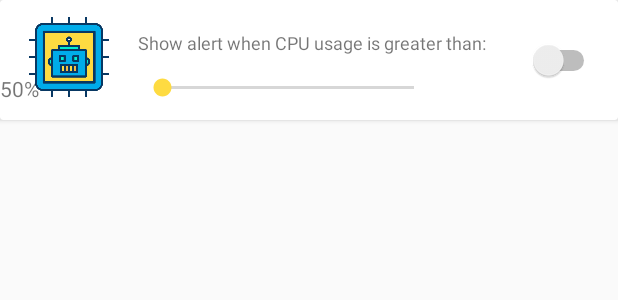
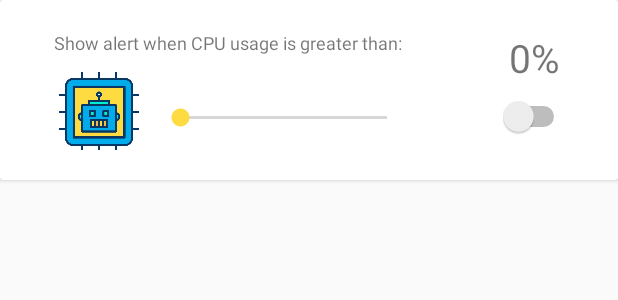
Before and after one commit to tomacco/datapuppy, an Android app: the layout row_notification.xml on its own in the app's theme, with its tools: preview values and no code run, on a phone screen of 412 x 824 dp. Shown: the top 300 px of the screen. Run offline under Robolectric (Android 15) with nearby library versions, the phone set to English and light mode, and no system bars.

Commit message:
- Notifications working. - UI improvements - stability bugfixes

```diff
--- a/app/src/main/java/co/tomac/datapuppy/NotificationsFragment.java
+++ b/app/src/main/java/co/tomac/datapuppy/NotificationsFragment.java
@@ -15,6 +15,7 @@ import butterknife.ButterKnife;
 
 public class NotificationsFragment extends Fragment {
 
+    public static final String FRAGMENT_TAG = "NOTIFICATION_FRAGMENT";
     @BindView(R.id.notificationsRecyclerView)
     RecyclerView notificationsRecyclerView;
     private LinearLayoutManager layoutManager;
@@ -49,6 +50,9 @@ public class NotificationsFragment extends Fragment {
         layoutManager = new LinearLayoutManager(inflater.getContext());
         notificationsRecyclerView.setLayoutManager(layoutManager);
 
+        NotificationsAdapter adapter = new NotificationsAdapter();
+        notificationsRecyclerView.setAdapter(adapter);
+
         return view;
     }
 
--- a/app/src/main/res/layout/fragment_notifications.xml
+++ b/app/src/main/res/layout/fragment_notifications.xml
@@ -28,9 +28,12 @@
         android:layout_marginStart="8dp"
         android:layout_marginTop="8dp"
         android:layout_marginEnd="8dp"
+        android:layout_marginBottom="8dp"
+        app:layout_constraintBottom_toBottomOf="parent"
         app:layout_constraintEnd_toEndOf="parent"
         app:layout_constraintStart_toStartOf="parent"
-        app:layout_constraintTop_toBottomOf="@+id/textView6" />
+        app:layout_constraintTop_toBottomOf="@+id/textView6"
+        tools:listitem="@layout/row_notification" />
 
 
 </androidx.constraintlayout.widget.ConstraintLayout>
--- a/app/src/main/res/layout/row_notification.xml
+++ b/app/src/main/res/layout/row_notification.xml
@@ -3,11 +3,12 @@
     xmlns:app="http://schemas.android.com/apk/res-auto"
     xmlns:tools="http://schemas.android.com/tools"
     android:layout_width="match_parent"
-    android:layout_height="80dp">
+    android:layout_height="120dp">
 
     <androidx.constraintlayout.widget.ConstraintLayout
         android:layout_width="match_parent"
-        android:layout_height="match_parent">
+        android:layout_height="wrap_content"
+        android:padding="20dp">
 
         <ImageView
             android:id="@+id/imageNotificationSettings"
@@ -16,36 +17,38 @@
             android:layout_marginStart="16dp"
             android:layout_marginTop="8dp"
             app:layout_constraintStart_toStartOf="parent"
-            app:layout_constraintTop_toTopOf="parent"
+            app:layout_constraintTop_toBottomOf="@+id/descriptionNotificationSettings"
             app:srcCompat="@drawable/cpu" />
 
         <SeekBar
             android:id="@+id/seekBarNotifications"
-            android:layout_width="200dp"
+            android:layout_width="170dp"
             android:layout_height="20dp"
-            android:layout_marginStart="16dp"
-            android:layout_marginTop="12dp"
+            android:layout_marginStart="8dp"
+            android:layout_marginTop="24dp"
             app:layout_constraintStart_toEndOf="@+id/imageNotificationSettings"
-            app:layout_constraintTop_toBottomOf="@+id/descriptionNotificationSettings" />
+            app:layout_constraintTop_toTopOf="@+id/imageNotificationSettings" />
 
         <TextView
             android:id="@+id/descriptionNotificationSettings"
             android:layout_width="wrap_content"
             android:layout_height="wrap_content"
-            android:layout_marginTop="20dp"
             android:text="Show alert when CPU usage is greater than:"
             android:textSize="12sp"
-            app:layout_constraintStart_toStartOf="@+id/seekBarNotifications"
+            app:layout_constraintStart_toStartOf="@+id/imageNotificationSettings"
             app:layout_constraintTop_toTopOf="parent" />
 
         <TextView
             android:id="@+id/thresholdNotifications"
             android:layout_width="wrap_content"
             android:layout_height="wrap_content"
-            android:text="50%"
-            app:layout_constraintBottom_toBottomOf="@+id/seekBarNotifications"
-            app:layout_constraintTop_toTopOf="@+id/seekBarNotifications"
-            tools:layout_editor_absoluteX="302dp" />
+            android:text="0%"
+            android:textSize="26sp"
+            app:layout_constraintBottom_toTopOf="@+id/switchNotifications"
+            app:layout_constraintEnd_toEndOf="@+id/switchNotifications"
+            app:layout_constraintHorizontal_bias="0.5"
+            app:layout_constraintStart_toStartOf="@+id/switchNotifications"
+            app:layout_constraintTop_toTopOf="parent" />
 
         <Switch
             android:id="@+id/switchNotifications"
@@ -56,7 +59,7 @@
             android:layout_marginBottom="8dp"
             app:layout_constraintBottom_toBottomOf="parent"
             app:layout_constraintEnd_toEndOf="parent"
-            app:layout_constraintTop_toTopOf="parent" />
+            app:layout_constraintTop_toBottomOf="@+id/thresholdNotifications" />
     </androidx.constraintlayout.widget.ConstraintLayout>
 
 </androidx.cardview.widget.CardView>
```
Also changed, not shown: app/src/main/java/co/tomac/datapuppy/MainActivity.java (+7 -5 lines), app/src/main/java/co/tomac/datapuppy/NotificationService.java (+49 -10 lines), app/src/main/java/co/tomac/datapuppy/NotificationsAdapter.java (+106 -27 lines).
